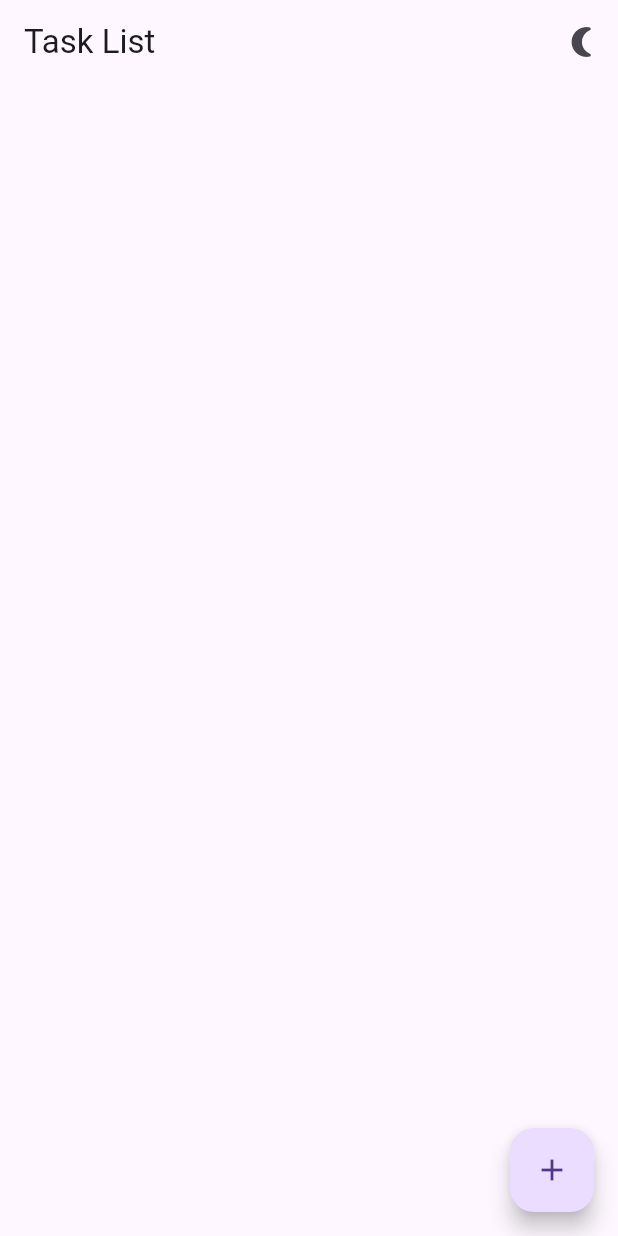
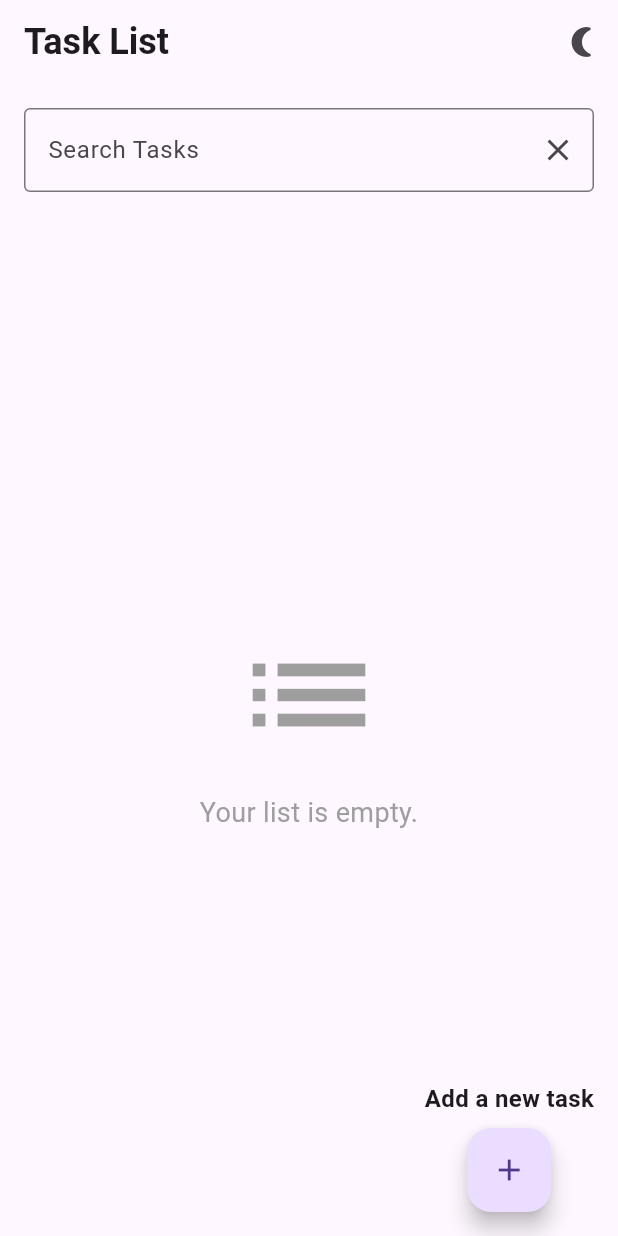
Before and after one commit to lalujalal/task_manager, a Flutter app: the screen it shows after launch, on a phone screen of 412 x 824 dp. Run offline on Flutter 3.47's test engine with Material 3 defaults, Android fonts, the phone set to English and light mode, and no system bars; drawn by our look-alikes of flutter_animate; our stand-ins replace get, hive, hive_flutter; accounts and stored records are empty.

Commit message:
bug fixing

```diff
--- a/lib/controller/task_controller.dart
+++ b/lib/controller/task_controller.dart
@@ -30,21 +30,13 @@ class TaskController extends GetxController {
     updateCompletedTasksCount();
   }
 
-  void toggleTaskCompletion(int index) {
+  void markTaskAsCompleted(int index) {
     Task task = tasks[index];
-    if (!task.isCompleted) {
-      // Simulate loading progress
-      task.loadingProgress = 0.0;
-      tasks[index] = task; // Update the task in the list
-
-      // Simulate a loading process
-      Future.delayed(Duration(seconds: 2), () {
-        task.isCompleted = true;
-        task.loadingProgress = 1.0; // Set loading progress to 100%
-        tasks[index] = task; // Update the task in the list
-        updateCompletedTasksCount();
-      });
-    }
+    task.isCompleted = true; // Mark the task as completed
+    tasks.removeAt(index); // Remove from current position
+    tasks.add(task); // Add to the end of the list
+    Hive.box<Task>('tasks').putAt(index, task); // Update the task in Hive
+    updateCompletedTasksCount();
   }
 
   void updateCompletedTasksCount() {
--- a/lib/model/task_model.dart
+++ b/lib/model/task_model.dart
@@ -17,14 +17,10 @@ class Task {
      @HiveField(3)
      bool isCompleted;
 
-  @HiveField(4)
-  double loadingProgress;
-
      Task({
        required this.title,
        required this.description,
        required this.category,
        this.isCompleted = false,
-    this.loadingProgress = 0.0,
      });
    }
--- a/lib/view/task_list.dart
+++ b/lib/view/task_list.dart
@@ -1,7 +1,7 @@
 // lib/view/task_list_screen.dart
 import 'package:flutter/material.dart';
-import 'package:hive/hive.dart';
 import 'package:get/get.dart';
+import 'package:flutter_animate/flutter_animate.dart';
 import '../controller/task_controller.dart';
 import '../model/task_model.dart';
 import '../controller/theme_controller.dart';
@@ -13,10 +13,13 @@ class TaskListScreen extends StatelessWidget {
   @override
   Widget build(BuildContext context) {
     final TaskController taskController = Get.find();
+    final TextEditingController searchController = TextEditingController();
+    String searchQuery = '';
 
     return Scaffold(
       appBar: AppBar(
-        title: const Text('Task List'),
+        title: const Text('Task List',
+            style: TextStyle(fontWeight: FontWeight.bold, fontSize: 24)),
         actions: [
           GetBuilder<ThemeController>(
             builder: (themeController) {
@@ -34,12 +37,91 @@ class TaskListScreen extends StatelessWidget {
           ),
         ],
       ),
-      body: Obx(() {
+      body: Column(
+        children: [
+          Padding(
+            padding: const EdgeInsets.all(16.0),
+            child: TextField(
+              controller: searchController,
+              decoration: InputDecoration(
+                labelText: 'Search Tasks',
+                border: OutlineInputBorder(),
+                suffixIcon: IconButton(
+                  icon: const Icon(Icons.clear),
+                  onPressed: () {
+                    searchController.clear();
+                    searchQuery = '';
+                  },
+                ),
+              ),
+              onChanged: (value) {
+                searchQuery = value.toLowerCase();
+              },
+            ),
+          ),
+          Expanded(
+            child: Obx(() {
               final groupedTasks = taskController.groupedTasks;
+
+              // Filter tasks based on search query
+              final filteredTasks = groupedTasks.entries
+                  .map((entry) {
+                    String category = entry.key;
+                    List<Task> tasks = entry.value
+                        .where((task) =>
+                            task.title.toLowerCase().contains(searchQuery))
+                        .toList();
+
+                    return MapEntry(category, tasks);
+                  })
+                  .where((entry) => entry.value.isNotEmpty)
+                  .toList();
+
+              // Check if there are any tasks
+              if (searchQuery.isNotEmpty && filteredTasks.isEmpty) {
+                return Center(
+                  child: Column(
+                    mainAxisAlignment: MainAxisAlignment.center,
+                    children: [
+                      const Icon(Icons.search_off,
+                              size: 100, color: Colors.grey)
+                          .animate()
+                          .fadeIn()
+                          .scale()
+                          .then()
+                          .shake(),
+                      const SizedBox(height: 16.0),
+                      const Text(
+                        'No tasks found matching your search.',
+                        style: TextStyle(fontSize: 18, color: Colors.grey),
+                        textAlign: TextAlign.center,
+                      ).animate().fadeIn().moveY().then().moveY(),
+                    ],
+                  ),
+                );
+              }
+
+              // Check if the task list is empty
+              if (filteredTasks.isEmpty && groupedTasks.isEmpty) {
+                return Center(
+                  child: Column(
+                    mainAxisAlignment: MainAxisAlignment.center,
+                    children: [
+                      const Icon(Icons.list, size: 100, color: Colors.grey),
+                      const SizedBox(height: 16.0),
+                      const Text(
+                        'Your list is empty.',
+                        style: TextStyle(fontSize: 18, color: Colors.grey),
+                        textAlign: TextAlign.center,
+                      ),
+                    ],
+                  ),
+                );
+              }
 
               return ListView(
                 padding: const EdgeInsets.all(16.0),
-          children: groupedTasks.entries.map((entry) {
+                children: filteredTasks.map((entry) {
                   String category = entry.key;
                   List<Task> tasks = entry.value;
 
@@ -49,7 +131,8 @@ class TaskListScreen extends StatelessWidget {
                     child: ExpansionTile(
                       title: Text(
                         category,
-                  style: const TextStyle(fontWeight: FontWeight.bold),
+                        style: const TextStyle(
+                            fontWeight: FontWeight.bold, fontSize: 20),
                       ),
                       children: tasks.map((task) {
                         return Dismissible(
@@ -59,10 +142,11 @@ class TaskListScreen extends StatelessWidget {
                             final index = tasks.indexOf(task);
                             if (direction == DismissDirection.startToEnd) {
                               // Mark as completed
-                        taskController.toggleTaskCompletion(index);
+                              taskController.markTaskAsCompleted(index);
                               ScaffoldMessenger.of(context).showSnackBar(
                                 SnackBar(
-                            content: Text("${task.title} marked as completed"),
+                                  content:
+                                      Text("${task.title} marked as completed"),
                                 ),
                               );
                             } else {
@@ -79,6 +163,11 @@ class TaskListScreen extends StatelessWidget {
                                   ),
                                 ),
                               );
+                            }
+
+                            // Check if the task list is empty and close the dropdown if it is
+                            if (tasks.isEmpty) {
+                              Navigator.of(context).pop();
                             }
                           },
                           background: Container(
@@ -98,16 +187,17 @@ class TaskListScreen extends StatelessWidget {
                             ),
                           ),
                           child: ListTile(
-                      title: Text(task.title),
+                            title: Text(task.title).animate().fadeIn(),
                             subtitle: Text(
                               task.description,
                               maxLines: 1,
                               overflow: TextOverflow.ellipsis,
                             ),
                             trailing: task.isCompleted
-                          ? const Icon(Icons.check_circle, color: Colors.green)
-                          : CircularProgressIndicator(
-                              value: task.loadingProgress),
+                                ? const Icon(Icons.check_circle,
+                                    color: Colors.green)
+                                : const Icon(Icons.hourglass_empty,
+                                    color: Colors.grey),
                           ),
                         );
                       }).toList(),
@@ -116,13 +206,26 @@ class TaskListScreen extends StatelessWidget {
                 }).toList(),
               );
             }),
-      floatingActionButton: FloatingActionButton(
+          ),
+        ],
+      ),
+      floatingActionButton: Column(
+        mainAxisAlignment: MainAxisAlignment.end,
+        children: [
+          const Text(
+            'Add a new task',
+            style: TextStyle(fontSize: 16, fontWeight: FontWeight.bold),
+          ).animate().fadeIn().moveY().then().moveY(),
+          const SizedBox(height: 8.0),
+          FloatingActionButton(
             onPressed: () {
               Get.to(() => AddTaskScreen());
             },
             child: const Icon(Icons.add),
             tooltip: 'Add Task',
           ),
+        ],
+      ),
     );
   }
 }
--- a/pubspec.yaml
+++ b/pubspec.yaml
@@ -39,6 +39,7 @@ dependencies:
   hive: ^2.2.3
   hive_flutter: ^1.1.0
   flutter_slidable: ^3.1.2
+  flutter_animate: ^4.5.2
 
 dev_dependencies:
   flutter_test:
```
Also changed, not shown: lib/view/add_task_screen.dart (+22 -5 lines), lib/model/task_model.g.dart, pubspec.lock. Lines whose indentation alone changed are shown as unchanged.
